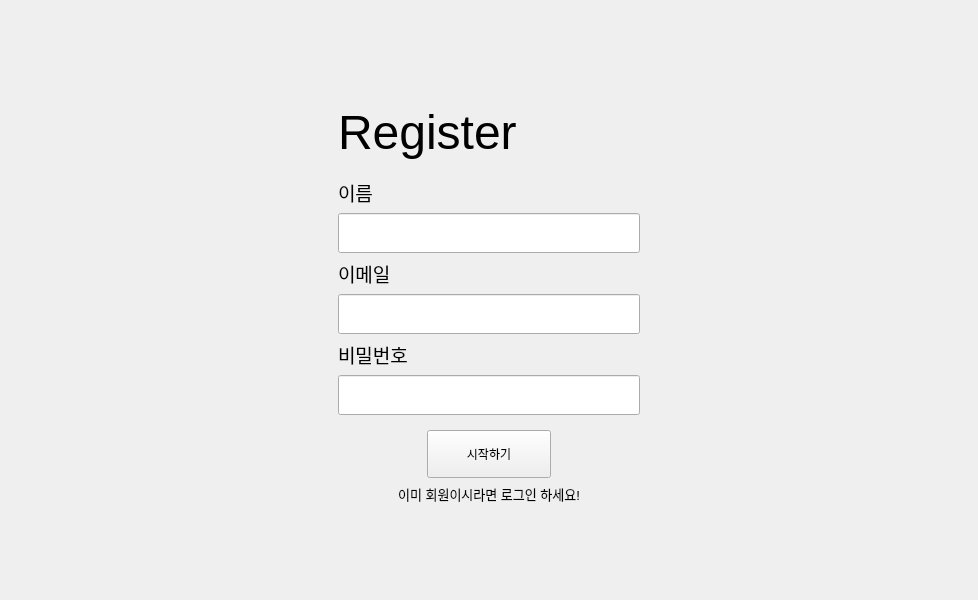
Qt form UI/UI_mainwidget.ui (guaba98/class_album) before a commit.
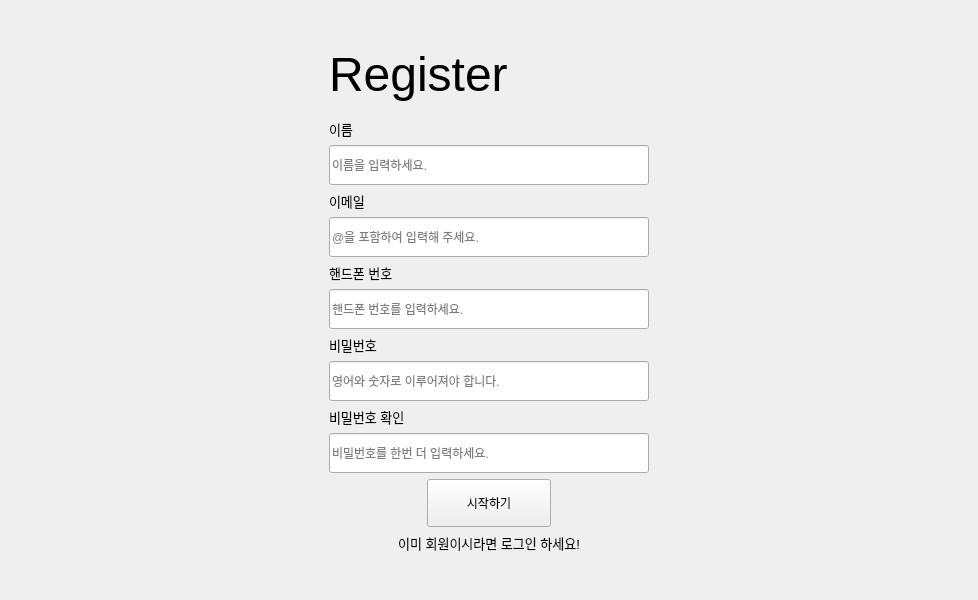
The same form after that commit. The open tabs and pages were chosen to show the change.

The edit to the form file:
```diff
--- a/UI/UI_mainwidget.ui
+++ b/UI/UI_mainwidget.ui
@@ -315,6 +315,18 @@
                 <enum>QFrame::Raised</enum>
                </property>
                <layout class="QVBoxLayout" name="verticalLayout_5">
+                <property name="leftMargin">
+                 <number>0</number>
+                </property>
+                <property name="topMargin">
+                 <number>0</number>
+                </property>
+                <property name="rightMargin">
+                 <number>0</number>
+                </property>
+                <property name="bottomMargin">
+                 <number>0</number>
+                </property>
                 <item>
                  <widget class="QLabel" name="register_title_lab">
                   <property name="minimumSize">
@@ -340,7 +352,7 @@
                  <widget class="QLabel" name="register_name_lab">
                   <property name="font">
                    <font>
-                    <pointsize>14</pointsize>
+                    <pointsize>10</pointsize>
                    </font>
                   </property>
                   <property name="text">
@@ -356,13 +368,16 @@
                     <height>40</height>
                    </size>
                   </property>
+                  <property name="placeholderText">
+                   <string>이름을 입력하세요.</string>
+                  </property>
                  </widget>
                 </item>
                 <item>
                  <widget class="QLabel" name="register_email_lab">
                   <property name="font">
                    <font>
-                    <pointsize>14</pointsize>
+                    <pointsize>10</pointsize>
                    </font>
                   </property>
                   <property name="text">
@@ -378,13 +393,41 @@
                     <height>40</height>
                    </size>
                   </property>
+                  <property name="placeholderText">
+                   <string>@을 포함하여 입력해 주세요.</string>
+                  </property>
+                 </widget>
+                </item>
+                <item>
+                 <widget class="QLabel" name="register_cellphone_num_lab">
+                  <property name="font">
+                   <font>
+                    <pointsize>10</pointsize>
+                   </font>
+                  </property>
+                  <property name="text">
+                   <string>핸드폰 번호</string>
+                  </property>
+                 </widget>
+                </item>
+                <item>
+                 <widget class="QLineEdit" name="register_cellphone_num_lineedit">
+                  <property name="minimumSize">
+                   <size>
+                    <width>0</width>
+                    <height>40</height>
+                   </size>
+                  </property>
+                  <property name="placeholderText">
+                   <string>핸드폰 번호를 입력하세요.</string>
+                  </property>
                  </widget>
                 </item>
                 <item>
                  <widget class="QLabel" name="register_password_lab">
                   <property name="font">
                    <font>
-                    <pointsize>14</pointsize>
+                    <pointsize>10</pointsize>
                    </font>
                   </property>
                   <property name="text">
@@ -400,6 +443,34 @@
                     <height>40</height>
                    </size>
                   </property>
+                  <property name="placeholderText">
+                   <string>영어와 숫자로 이루어져야 합니다.</string>
+                  </property>
+                 </widget>
+                </item>
+                <item>
+                 <widget class="QLabel" name="register_password_recheck_lab">
+                  <property name="font">
+                   <font>
+                    <pointsize>10</pointsize>
+                   </font>
+                  </property>
+                  <property name="text">
+                   <string>비밀번호 확인</string>
+                  </property>
+                 </widget>
+                </item>
+                <item>
+                 <widget class="QLineEdit" name="register_password_recheck_lineedit">
+                  <property name="minimumSize">
+                   <size>
+                    <width>0</width>
+                    <height>40</height>
+                   </size>
+                  </property>
+                  <property name="placeholderText">
+                   <string>비밀번호를 한번 더 입력하세요.</string>
+                  </property>
                  </widget>
                 </item>
                </layout>
```
Left out of the diff: 4 changed lines with no effect on the pictures.
